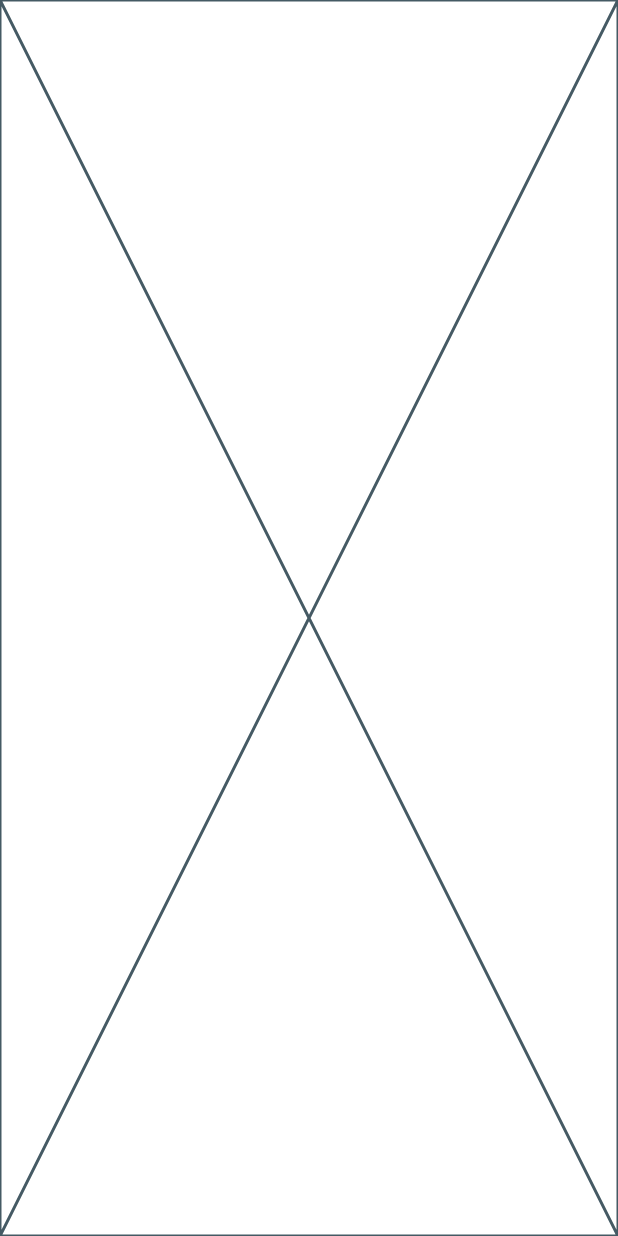
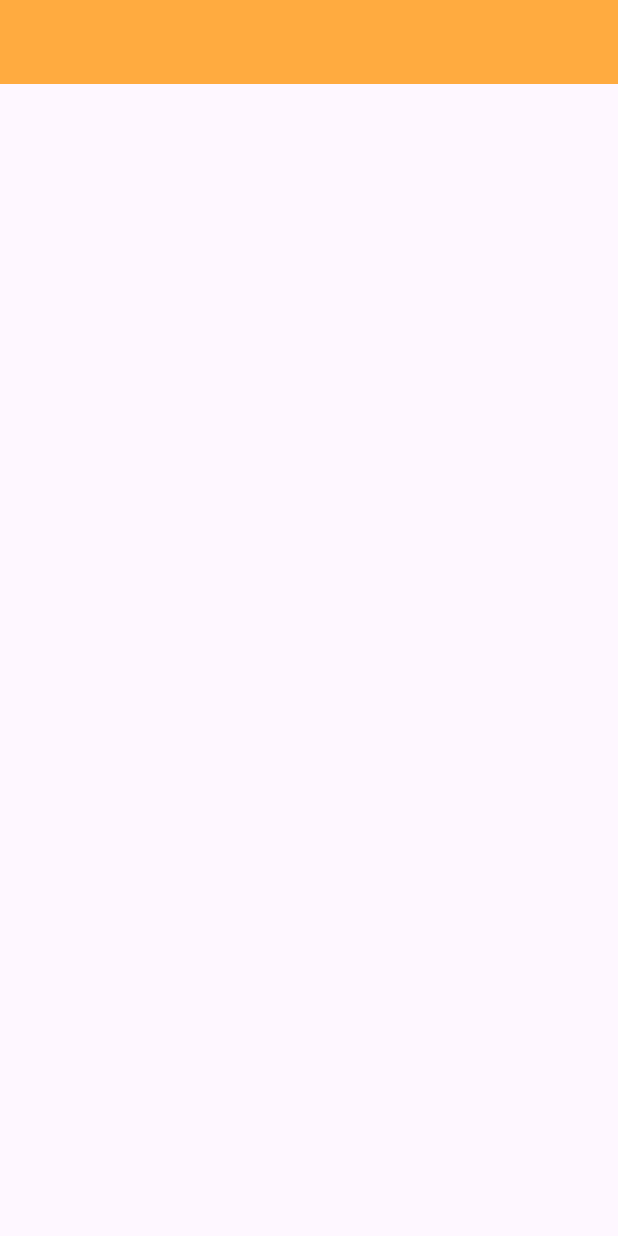
Before and after one commit to LucasReisSeverini/flutter_andrey, a Flutter app: the screen it shows after launch, on a phone screen of 412 x 824 dp. Run offline on Flutter 3.47's test engine with Material 3 defaults, Android fonts, the phone set to English and light mode, and no system bars.

Commit message:
feat: adicionado pasta component e detro dela um componente app_bar e adicionado a main para ser chamado, ao inves de utiliza o appBar padrao do flutter

```diff
--- /dev/null
+++ b/novo_projeto_flutter/app_receitas/lib/components/app_bar_component.dart
@@ -0,0 +1,10 @@
+import 'package:flutter/material.dart';
+
+AppBar appBar({bool leading = true, IconData? icone, String titulo = '', Color? corDeFundo}) {
+  return AppBar(
+    leading: leading ? Icon(icone) : null,
+    title: Text(titulo),
+    foregroundColor: Colors.white,
+    backgroundColor: corDeFundo ?? Colors.orangeAccent,
+  );
+}
--- a/novo_projeto_flutter/app_receitas/lib/views/login_page.dart
+++ b/novo_projeto_flutter/app_receitas/lib/views/login_page.dart
@@ -1,3 +1,4 @@
+import 'package:app_receitas/components/app_bar_component.dart';
 import 'package:flutter/material.dart';
 
 //criando um statfull digite stlful
@@ -11,6 +12,9 @@ class LoginPage extends StatefulWidget {
 class _LoginPageState extends State<LoginPage> {
   @override
   Widget build(BuildContext context) {
-    return const Placeholder();
+    //widget pai de telas, possui estrutura base das telas, tela padronizada
+    return Scaffold(
+      appBar: appBar(),
+    );
   }
 }
```
